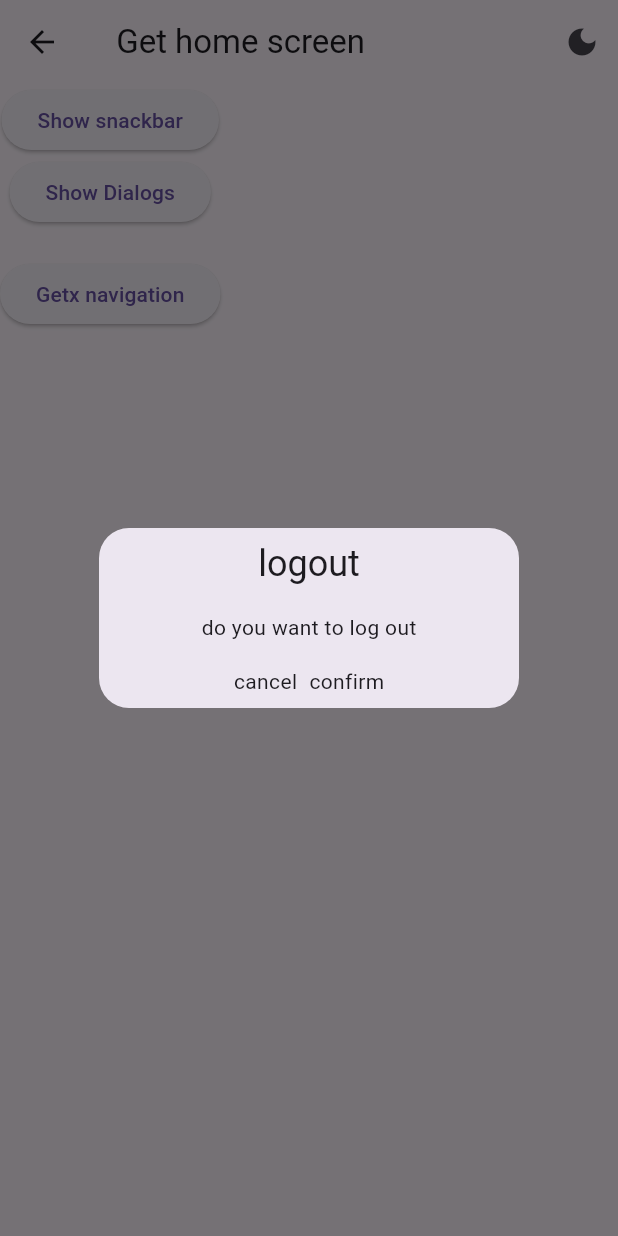
After one commit to MVenkateshV/practicalgetrepo, a Flutter app: the NavigationWithDialog screen opened directly, after a tap on "Show Dialogs", on a phone screen of 412 x 824 dp. The commit adds this screen. Run offline on Flutter 3.47's test engine with Material 3 defaults, Android fonts, the phone set to English and light mode, and no system bars; our stand-ins replace get.

Commit message:
navigation and dialog and snackbar using getx and also arguments passing

```diff
--- a/lib/complete_api_flow_in_getx/view/screens/home_screens.dart
+++ b/lib/complete_api_flow_in_getx/view/screens/home_screens.dart
@@ -1,6 +1,7 @@
 import 'package:flutter/material.dart';
 import 'package:get/get.dart';
 import 'package:statemanager/complete_api_flow_in_getx/view/screens/state_manage.dart';
+import 'package:statemanager/widgets/dialog_snackbar_navigation/navigation_with_dialog.dart';
 
 import 'post_list_screen.dart';
 
@@ -38,6 +39,15 @@ class _HomeScreensState extends State<HomeScreens> {
             },
             child: const Text("Getx State Builder"),
           ),
+          const SizedBox(
+            height: 20,
+          ),
+          ElevatedButton(
+            onPressed: () {
+              Get.to(const NavigationWithDialog());
+            },
+            child: const Text("navigation with dialog example"),
+          ),
         ],
       ),
     );
--- /dev/null
+++ b/lib/widgets/dialog_snackbar_navigation/navigation_with_dialog.dart
@@ -0,0 +1,106 @@
+import 'package:flutter/material.dart';
+import 'package:get/get.dart';
+///navigation , snackbar using getx,dialog and also arguments passing through getx
+class NavigationWithDialog extends StatefulWidget {
+  const NavigationWithDialog({super.key});
+
+  @override
+  State<NavigationWithDialog> createState() => _NavigationWithDialogState();
+}
+
+class _NavigationWithDialogState extends State<NavigationWithDialog> {
+  @override
+  Widget build(BuildContext context) {
+    return Scaffold(
+      appBar: AppBar(
+        title: const Text(" Get home screen"),
+        actions: [
+          IconButton(
+              onPressed: () {
+                Get.changeTheme(
+                    Get.isDarkMode ? ThemeData.light() : ThemeData.dark());
+              },
+              icon: Icon(Get.isDarkMode ? Icons.light_mode : Icons.dark_mode))
+        ],
+      ),
+      body: Column(
+        children: [
+          ElevatedButton(
+              onPressed: () {
+                Get.showSnackbar(const GetSnackBar(
+                  messageText: Text("hello to welcome getx"),
+                  duration: Duration(seconds: 1),
+                  backgroundColor: Colors.green,
+                ));
+              },
+              child: const Text("Show snackbar")),
+          /*ElevatedButton(
+              onPressed: () {
+                Get.dialog(const Text(" Logout"));
+              },
+              child: const Text("Show Dialog")),*/
+          ElevatedButton(
+              onPressed: () {
+                Get.defaultDialog(
+                  title: "logout",
+                  content: const Text("do you want to log out"),
+                  cancel: const Text("cancel"),
+                  confirm: const Text("confirm"),
+                );
+              },
+              child: const Text("Show Dialogs")),
+          const SizedBox(
+            height: 20,
+          ),
+          ElevatedButton(
+            onPressed: () {
+              Get.to(const NavigationScreen(),
+                  arguments: "Hello Getx in telugu");
+            },
+            child: const Text("Getx navigation"),
+          ),
+        ],
+      ),
+    );
+  }
+}
+
+///proper navigation with arguments passings
+class NavigationScreen extends StatefulWidget {
+  const NavigationScreen({super.key});
+
+  @override
+  State<NavigationScreen> createState() => _NavigationscreenState();
+}
+
+class _NavigationscreenState extends State<NavigationScreen> {
+  var data;
+
+  @override
+  void initState() {
+    data = Get.arguments;
+    super.initState();
+  }
+
+  @override
+  Widget build(BuildContext context) {
+    return Scaffold(
+        appBar: AppBar(),
+        body: Center(
+          child: Column(
+            children: [
+              Text(data ?? "no data in agrs"),
+              SizedBox(
+                width: Get.width,
+                child: ElevatedButton(
+                  onPressed: () {
+                    Get.back();
+                  },
+                  child: const Text("Getx back"),
+                ),
+              ),
+            ],
+          ),
+        ));
+  }
+}
```
